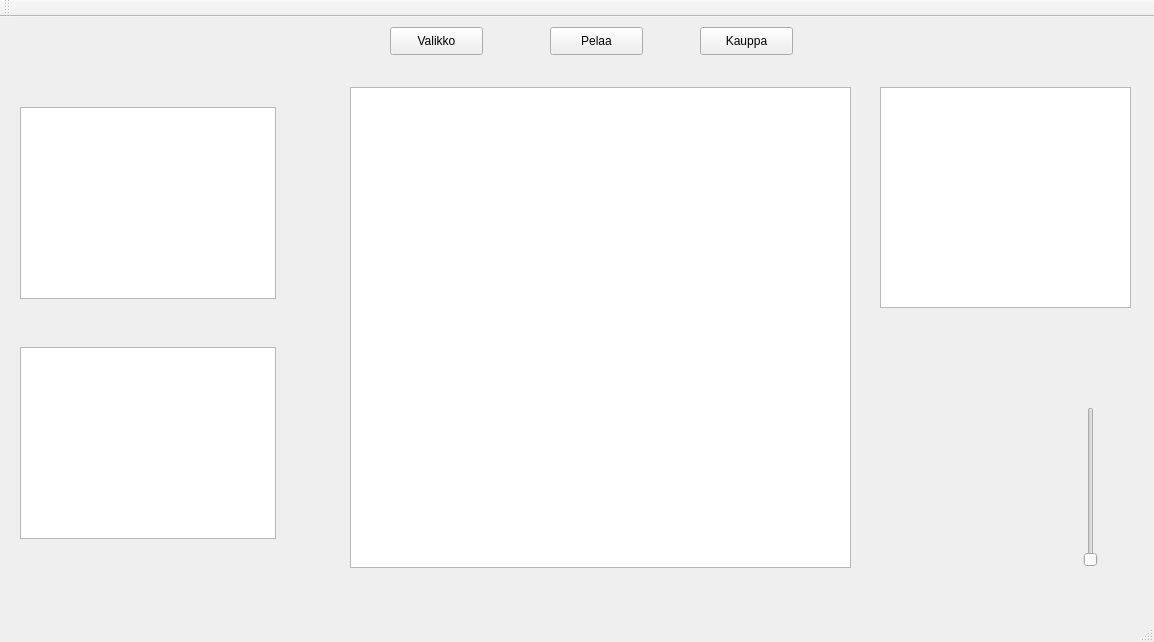
Old version of the form TrainGame/mainwindow.ui in the repository MilanFIN/TrainGame.
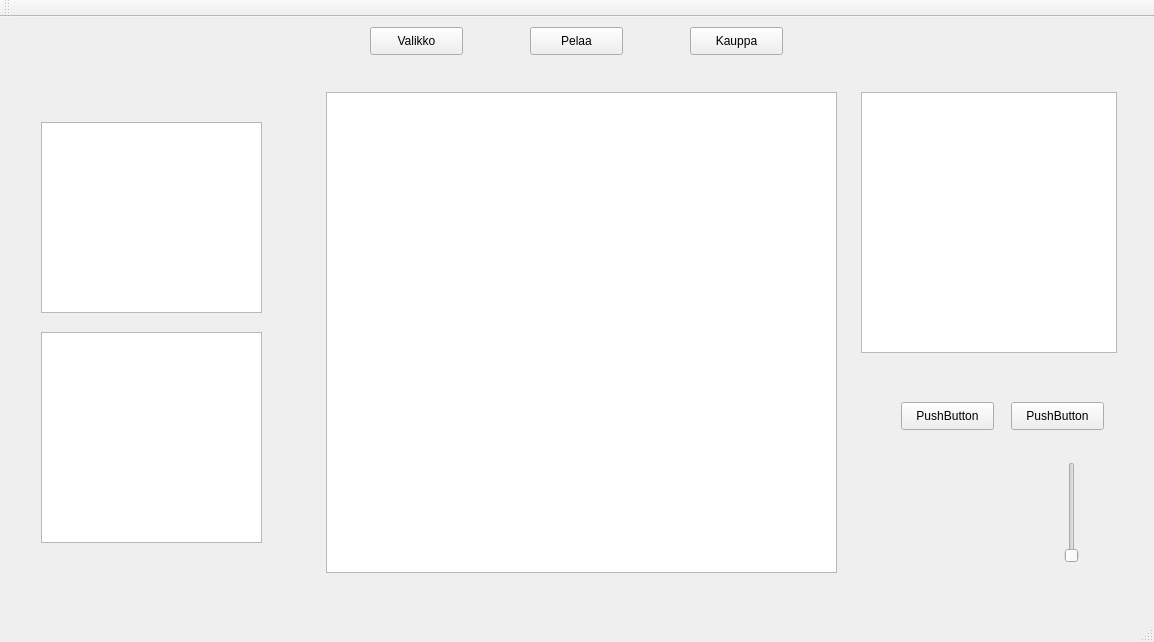
New version of the form.

Commit message: lisää ui:ta

What changed in the file:
```diff
--- a/TrainGame/mainwindow.ui
+++ b/TrainGame/mainwindow.ui
@@ -14,20 +14,242 @@
    <string>TrainGame</string>
   </property>
   <widget class="QWidget" name="centralWidget">
-   <widget class="QGraphicsView" name="graphicsView">
+   <widget class="QStackedWidget" name="stackedWidget">
     <property name="geometry">
      <rect>
-      <x>350</x>
-      <y>70</y>
-      <width>501</width>
-      <height>481</height>
+      <x>11</x>
+      <y>55</y>
+      <width>1131</width>
+      <height>511</height>
      </rect>
+    </property>
+    <property name="currentIndex">
+     <number>1</number>
+    </property>
+    <widget class="QWidget" name="valikkoPage">
+     <widget class="QLabel" name="label">
+      <property name="geometry">
+       <rect>
+        <x>690</x>
+        <y>40</y>
+        <width>55</width>
+        <height>16</height>
+       </rect>
+      </property>
+      <property name="text">
+       <string>TextLabel</string>
+      </property>
+     </widget>
+     <widget class="QLabel" name="label_2">
+      <property name="geometry">
+       <rect>
+        <x>690</x>
+        <y>80</y>
+        <width>55</width>
+        <height>16</height>
+       </rect>
+      </property>
+      <property name="text">
+       <string>TextLabel</string>
+      </property>
+     </widget>
+     <widget class="QLabel" name="label_3">
+      <property name="geometry">
+       <rect>
+        <x>690</x>
+        <y>120</y>
+        <width>55</width>
+        <height>16</height>
+       </rect>
+      </property>
+      <property name="text">
+       <string>TextLabel</string>
+      </property>
+     </widget>
+     <widget class="QListView" name="listView_3">
+      <property name="geometry">
+       <rect>
+        <x>20</x>
+        <y>20</y>
+        <width>331</width>
+        <height>481</height>
+       </rect>
+      </property>
+     </widget>
+    </widget>
+    <widget class="QWidget" name="pelaaPage">
+     <widget class="QGraphicsView" name="peliView">
+      <property name="geometry">
+       <rect>
+        <x>315</x>
+        <y>20</y>
+        <width>511</width>
+        <height>481</height>
+       </rect>
+      </property>
+     </widget>
+     <widget class="QGraphicsView" name="rautaTieKarttaView">
+      <property name="geometry">
+       <rect>
+        <x>850</x>
+        <y>20</y>
+        <width>256</width>
+        <height>261</height>
+       </rect>
+      </property>
+     </widget>
+     <widget class="QTextEdit" name="esteTextEdit">
+      <property name="geometry">
+       <rect>
+        <x>30</x>
+        <y>50</y>
+        <width>221</width>
+        <height>191</height>
+       </rect>
+      </property>
+     </widget>
+     <widget class="QTextEdit" name="infoTextEdit">
+      <property name="geometry">
+       <rect>
+        <x>30</x>
+        <y>260</y>
+        <width>221</width>
+        <height>211</height>
+       </rect>
+      </property>
+     </widget>
+     <widget class="QPushButton" name="pushButton">
+      <property name="geometry">
+       <rect>
+        <x>890</x>
+        <y>330</y>
+        <width>93</width>
+        <height>28</height>
+       </rect>
+      </property>
+      <property name="text">
+       <string>PushButton</string>
+      </property>
+     </widget>
+     <widget class="QPushButton" name="pushButton_2">
+      <property name="geometry">
+       <rect>
+        <x>1000</x>
+        <y>330</y>
+        <width>93</width>
+        <height>28</height>
+       </rect>
+      </property>
+      <property name="text">
+       <string>PushButton</string>
+      </property>
+     </widget>
+     <widget class="QSlider" name="kaasuSlider">
+      <property name="geometry">
+       <rect>
+        <x>1050</x>
+        <y>390</y>
+        <width>22</width>
+        <height>101</height>
+       </rect>
+      </property>
+      <property name="orientation">
+       <enum>Qt::Vertical</enum>
+      </property>
+     </widget>
+    </widget>
+    <widget class="QWidget" name="kauppaPage">
+     <widget class="QPushButton" name="ostaButton">
+      <property name="geometry">
+       <rect>
+        <x>500</x>
+        <y>120</y>
+        <width>141</width>
+        <height>51</height>
+       </rect>
+      </property>
+      <property name="text">
+       <string>Osta</string>
+      </property>
+     </widget>
+     <widget class="QPushButton" name="myyButton">
+      <property name="geometry">
+       <rect>
+        <x>500</x>
+        <y>220</y>
+        <width>141</width>
+        <height>51</height>
+       </rect>
+      </property>
+      <property name="text">
+       <string>Myy</string>
+      </property>
+     </widget>
+     <widget class="QLabel" name="label_4">
+      <property name="geometry">
+       <rect>
+        <x>140</x>
+        <y>0</y>
+        <width>55</width>
+        <height>16</height>
+       </rect>
+      </property>
+      <property name="text">
+       <string>TextLabel</string>
+      </property>
+     </widget>
+     <widget class="QLabel" name="label_5">
+      <property name="geometry">
+       <rect>
+        <x>950</x>
+        <y>0</y>
+        <width>55</width>
+        <height>16</height>
+       </rect>
+      </property>
+      <property name="text">
+       <string>TextLabel</string>
+      </property>
+     </widget>
+     <widget class="QListView" name="listView">
+      <property name="geometry">
+       <rect>
+        <x>20</x>
+        <y>40</y>
+        <width>301</width>
+        <height>441</height>
+       </rect>
+      </property>
+     </widget>
+     <widget class="QListView" name="listView_2">
+      <property name="geometry">
+       <rect>
+        <x>795</x>
+        <y>40</y>
+        <width>321</width>
+        <height>451</height>
+       </rect>
+      </property>
+     </widget>
+    </widget>
+   </widget>
+   <widget class="QPushButton" name="peliButton">
+    <property name="geometry">
+     <rect>
+      <x>530</x>
+      <y>10</y>
+      <width>93</width>
+      <height>28</height>
+     </rect>
+    </property>
+    <property name="text">
+     <string>Pelaa</string>
     </property>
    </widget>
    <widget class="QPushButton" name="valikkoButton">
     <property name="geometry">
      <rect>
-      <x>390</x>
+      <x>370</x>
       <y>10</y>
       <width>93</width>
       <height>28</height>
@@ -40,7 +262,7 @@
    <widget class="QPushButton" name="kauppaButton">
     <property name="geometry">
      <rect>
-      <x>700</x>
+      <x>690</x>
       <y>10</y>
       <width>93</width>
       <height>28</height>
@@ -50,62 +272,6 @@
      <string>Kauppa</string>
     </property>
    </widget>
-   <widget class="QGraphicsView" name="graphicsView_2">
-    <property name="geometry">
-     <rect>
-      <x>880</x>
-      <y>70</y>
-      <width>251</width>
-      <height>221</height>
-     </rect>
-    </property>
-   </widget>
-   <widget class="QListWidget" name="listWidget">
-    <property name="geometry">
-     <rect>
-      <x>20</x>
-      <y>90</y>
-      <width>256</width>
-      <height>192</height>
-     </rect>
-    </property>
-   </widget>
-   <widget class="QListWidget" name="listWidget_2">
-    <property name="geometry">
-     <rect>
-      <x>20</x>
-      <y>330</y>
-      <width>256</width>
-      <height>192</height>
-     </rect>
-    </property>
-   </widget>
-   <widget class="QSlider" name="verticalSlider">
-    <property name="geometry">
-     <rect>
-      <x>1080</x>
-      <y>390</y>
-      <width>22</width>
-      <height>160</height>
-     </rect>
-    </property>
-    <property name="orientation">
-     <enum>Qt::Vertical</enum>
-    </property>
-   </widget>
-   <widget class="QPushButton" name="peliButton">
-    <property name="geometry">
-     <rect>
-      <x>550</x>
-      <y>10</y>
-      <width>93</width>
-      <height>28</height>
-     </rect>
-    </property>
-    <property name="text">
-     <string>Pelaa</string>
-    </property>
-   </widget>
   </widget>
   <widget class="QMenuBar" name="menuBar">
    <property name="geometry">
```
The commit also changes 2 other files.
